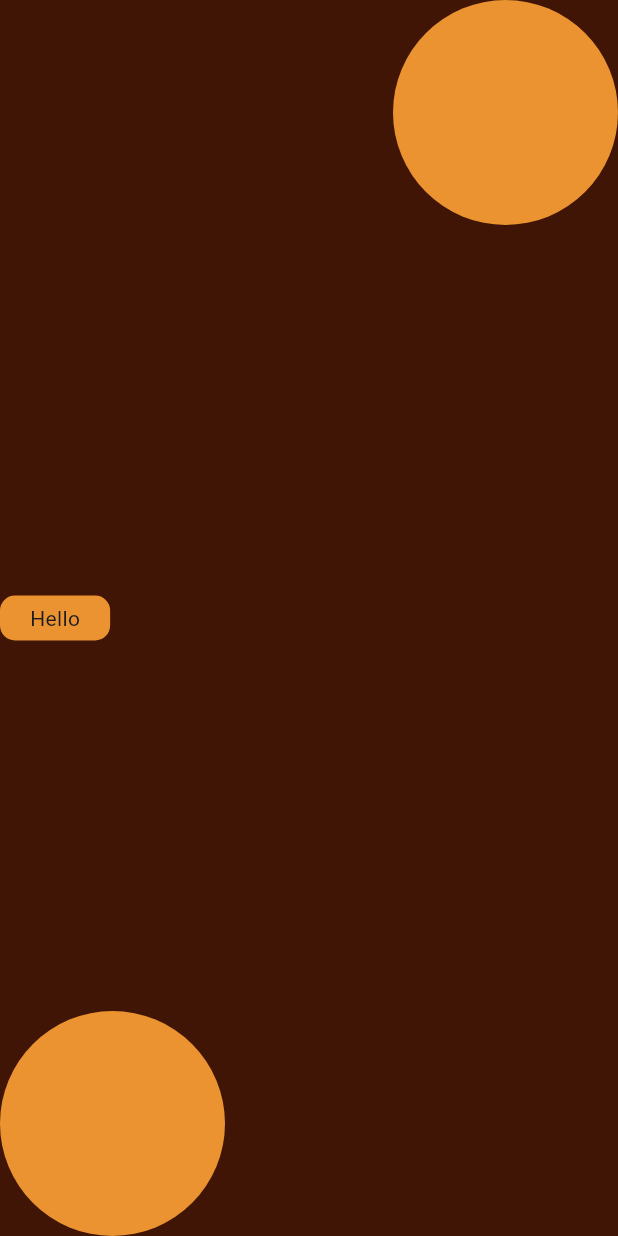
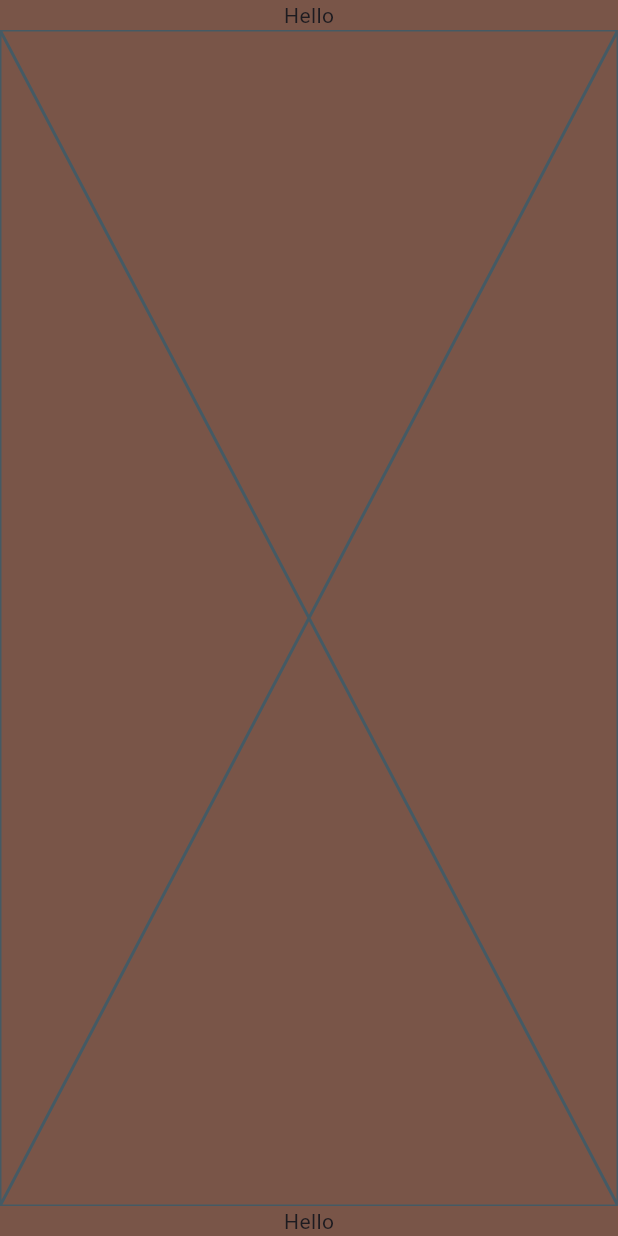
Before and after one commit to JoshuaOzibo/flutter_Animations_challange, a Flutter app: the screen it shows after launch, on a phone screen of 412 x 824 dp. Run offline on Flutter 3.47's test engine with Material 3 defaults, Android fonts, the phone set to English and light mode, and no system bars; our stand-ins replace flutter_svg.

Commit message:
updated code

```diff
--- a/lib/features/challange_three/on_boarding_screen/on_boarding_screen_three.dart
+++ b/lib/features/challange_three/on_boarding_screen/on_boarding_screen_three.dart
@@ -4,54 +4,64 @@ class OnBoardingScreenThree extends StatefulWidget {
   const OnBoardingScreenThree({super.key});
 
   @override
-  State<OnBoardingScreenThree> createState() => _OnBoardingScreenState();
+  State<OnBoardingScreenThree> createState() => _OnBoardingScreenThreeState();
 }
 
-class _OnBoardingScreenState extends State<OnBoardingScreenThree> {
+class _OnBoardingScreenThreeState extends State<OnBoardingScreenThree> {
+  final pageController = PageController();
+
   @override
   Widget build(BuildContext context) {
+    List<Widget> pages = [PageOne(), PageTwo(), PageThree()];
+
     return Scaffold(
-      backgroundColor: const Color.fromARGB(255, 64, 21, 6),
-      body: Column(
-        children: [
-          Align(
-            alignment: Alignment.topRight,
-            child: Container(
-              height: 150,
-              width: 150,
-              decoration: BoxDecoration(
-                borderRadius: BorderRadius.circular(100),
-                color: const Color.fromARGB(255, 234, 147, 48),
+      backgroundColor: Colors.brown,
+      body: SafeArea(
+        child: Column(
+          crossAxisAlignment: CrossAxisAlignment.center,
+          mainAxisSize: MainAxisSize.max,
+          children: [
+            Text('Hello'),
+            Expanded(
+              child: PageView.builder(
+                controller: pageController,
+                itemCount: pages.length,
+                allowImplicitScrolling: true,
+                itemBuilder: (_, index) {
+                  return pages[index];
+                },
               ),
             ),
-          ),
-          Expanded(
-            child: Align(
-              alignment: Alignment.centerLeft,
-              child: Container(
-                padding: EdgeInsets.symmetric(horizontal: 20, vertical: 5),
-                decoration: BoxDecoration(
-                  borderRadius: BorderRadius.circular(10),
-                  color: const Color.fromARGB(255, 234, 147, 48),
-                ),
-                child: Text('Hello'),
-              ),
-            ),
-          ),
-          Align(
-            alignment: Alignment.bottomLeft,
-            child: Container(
-              margin: EdgeInsets.only(right: 100),
-              height: 150,
-              width: 150,
-              decoration: BoxDecoration(
-                borderRadius: BorderRadius.circular(100),
-                color: const Color.fromARGB(255, 234, 147, 48),
-              ),
-            ),
-          ),
-        ],
+            Text('Hello'),
+          ],
+        ),
       ),
     );
   }
 }
+
+class PageOne extends StatelessWidget {
+  const PageOne({super.key});
+
+  @override
+  Widget build(BuildContext context) {
+    return const Placeholder();
+  }
+}
+
+class PageTwo extends StatelessWidget {
+  const PageTwo({super.key});
+
+  @override
+  Widget build(BuildContext context) {
+    return const Placeholder();
+  }
+}
+class PageThree extends StatelessWidget {
+  const PageThree({super.key});
+
+  @override
+  Widget build(BuildContext context) {
+    return const Placeholder();
+  }
+}
```
Also changed, not shown: lib/features/challange_three/splash_screen/splash_screen.dart (added, +57 -0 lines).
